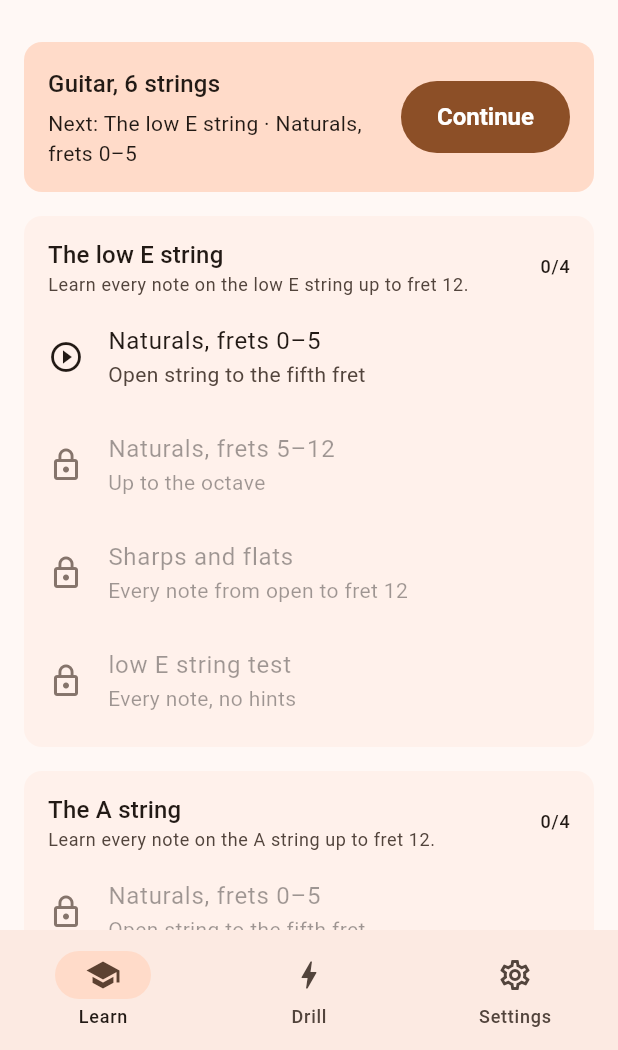
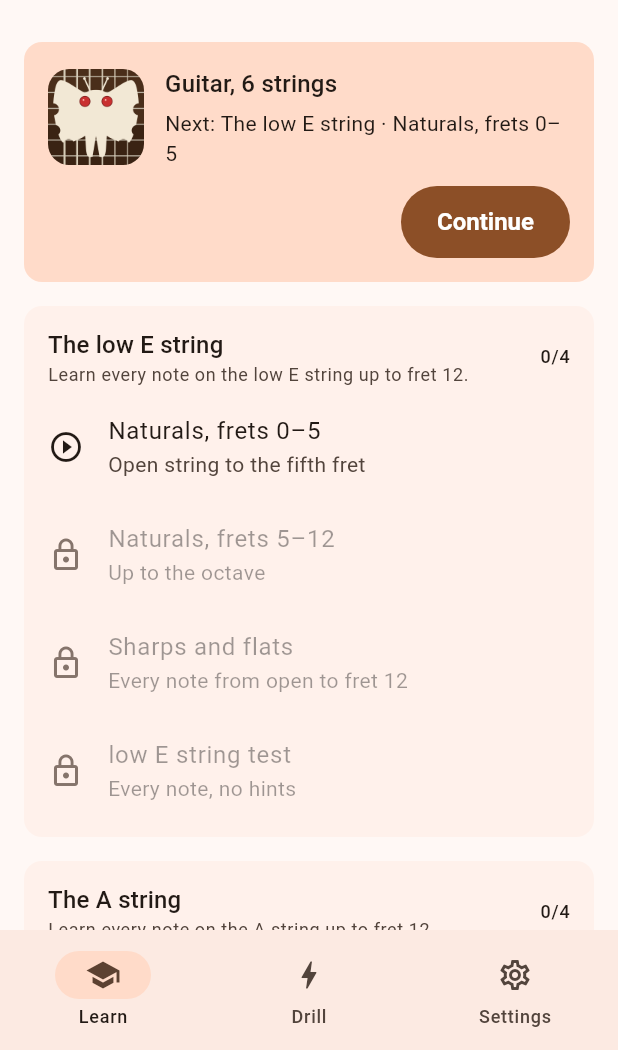
Before and after one commit to drlholloway/fretboardtrainer, a Flutter app: the screen it shows after launch, on a phone screen of 412 x 824 dp, the part 186-1236 px from its top. Run offline on Flutter 3.47's test engine with Material 3 defaults, Android fonts, the phone set to English and light mode, and no system bars; our stand-ins replace flutter_riverpod, go_router, shared_preferences.

Commit message:
Release 0.2.0
Co-Authored-By: Claude Fable 5.1 <noreply@anthropic.com>
Claude-Session: https://claude.ai/code/session_01HVi1ipDRckv8DYLY25SsTG

```diff
--- a/apps/fretboard_trainer/lib/features/learn/learn_screen.dart
+++ b/apps/fretboard_trainer/lib/features/learn/learn_screen.dart
@@ -44,8 +44,21 @@ class LearnScreen extends ConsumerWidget {
               color: theme.colorScheme.primaryContainer,
               child: Padding(
                 padding: const EdgeInsets.all(16),
-                child: Row(
+                child: Column(
+                  crossAxisAlignment: CrossAxisAlignment.stretch,
                   children: [
+                    Row(
+                      children: [
+                        ClipRRect(
+                          borderRadius: BorderRadius.circular(14),
+                          child: Image.asset(
+                            'assets/icon/icon_512.png',
+                            width: 64,
+                            height: 64,
+                            semanticLabel: 'Fretman',
+                          ),
+                        ),
+                        const SizedBox(width: 14),
                         Expanded(
                           child: Column(
                             crossAxisAlignment: CrossAxisAlignment.start,
@@ -64,11 +77,18 @@ class LearnScreen extends ConsumerWidget {
                             ],
                           ),
                         ),
-                    if (next != null)
-                      FilledButton(
+                      ],
+                    ),
+                    if (next != null) ...[
+                      const SizedBox(height: 12),
+                      Align(
+                        alignment: Alignment.centerRight,
+                        child: FilledButton(
                           onPressed: () => openLesson(context, next),
                           child: const Text('Continue'),
                         ),
+                      ),
+                    ],
                   ],
                 ),
               ),
--- a/apps/fretboard_trainer/pubspec.yaml
+++ b/apps/fretboard_trainer/pubspec.yaml
@@ -2,7 +2,7 @@ name: fretboard_trainer
 description: "Fretman, a fretboard trainer. Learn the notes and chords on a guitar or bass fretboard through quick drills and a guided walk-through."
 publish_to: 'none'
 resolution: workspace
-version: 0.1.0+1
+version: 0.2.0+2
 
 environment:
   sdk: ^3.13.2
@@ -25,6 +25,8 @@ dev_dependencies:
 
 flutter:
   uses-material-design: true
+  assets:
+    - assets/icon/icon_512.png
 
 # Masters are drawn by packaging/icon/make_icon.py; `just icons` regenerates
 # them and the per-platform icon sets.
```
Also changed, not shown: apps/fretboard_trainer/lib/features/settings/settings_screen.dart (+11 -3 lines), 6 other files. Lines whose indentation alone changed are shown as unchanged.
